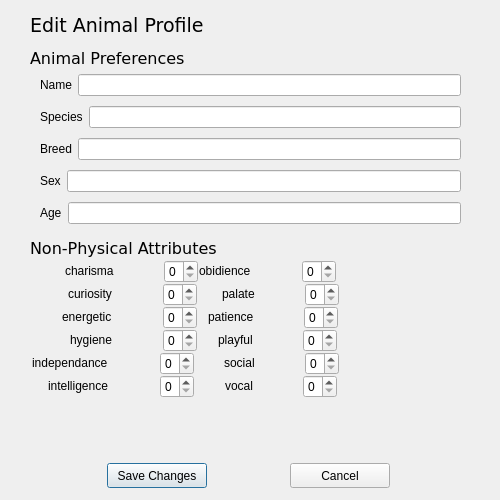
Before: the Qt Designer form editanimal.ui in ColeMacdonald1709/comp3004, drawn with Qt 5.
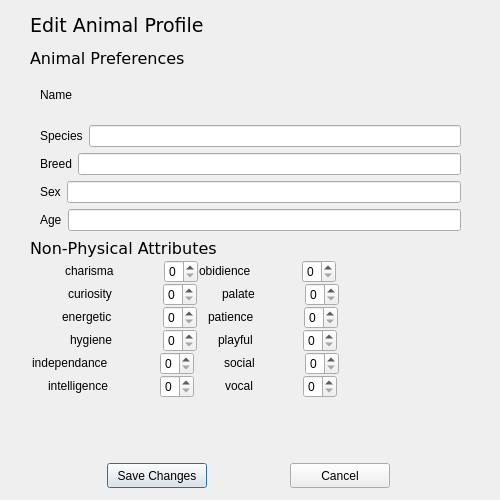
After: the same form once the commit is applied.

```diff
--- a/editanimal.ui
+++ b/editanimal.ui
@@ -60,7 +60,11 @@
        </widget>
       </item>
       <item>
-       <widget class="QLineEdit" name="txtName"/>
+       <widget class="QLabel" name="label_4">
+        <property name="text">
+         <string/>
+        </property>
+       </widget>
       </item>
      </layout>
     </item>
```
Left out of the diff: 4 changed lines with no effect on the pictures.
